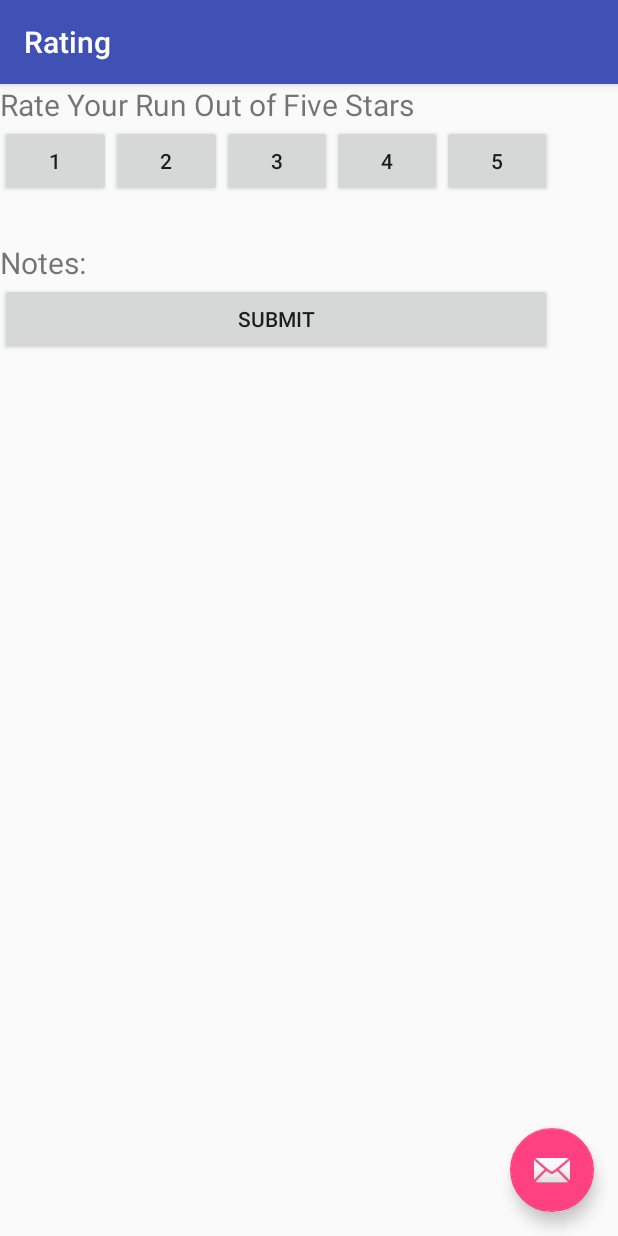
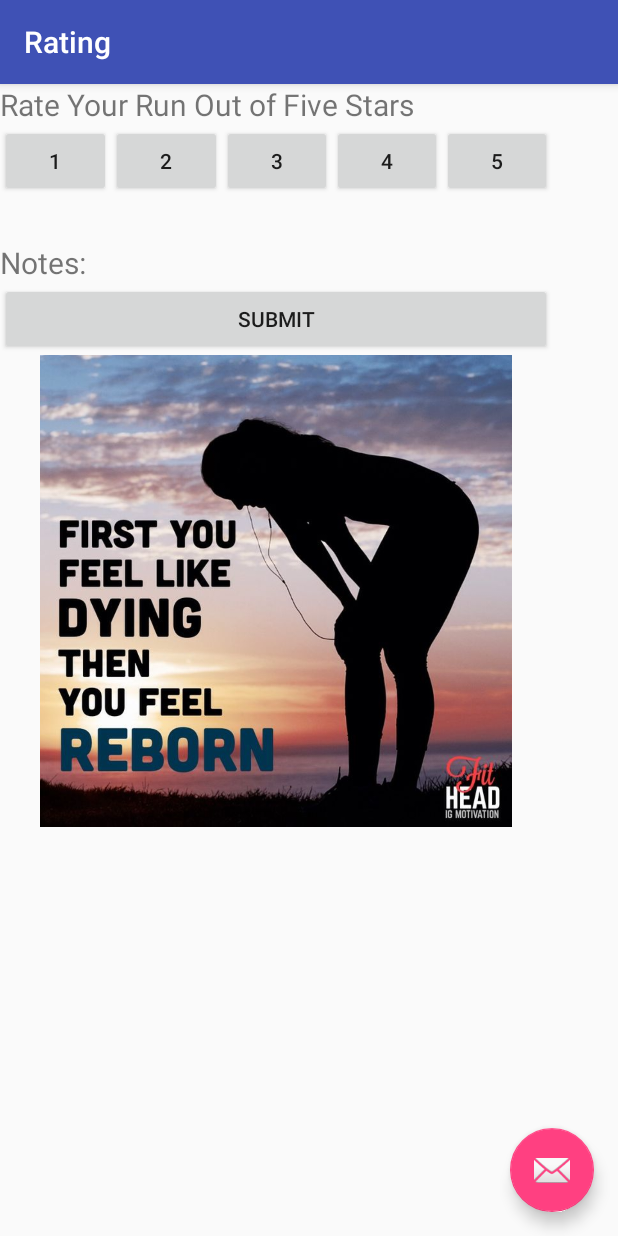
Before and after one commit to tatumks2/running_app, an Android app: the Rating screen opened directly, with no data from a screen before it, on a phone screen of 412 x 824 dp. Run offline under Robolectric (Android 15) with nearby library versions, the phone set to English and light mode, and no system bars.

```diff
--- a/app/src/main/res/layout/content_rating.xml
+++ b/app/src/main/res/layout/content_rating.xml
@@ -81,6 +81,12 @@
             android:layout_height="wrap_content"
             android:onClick="changeActivity"
             android:text="Submit" />
+
+        <ImageView
+            android:id="@+id/imageView2"
+            android:layout_width="match_parent"
+            android:layout_height="wrap_content"
+            app:srcCompat="@drawable/reborn" />
     </LinearLayout>
 
 </RelativeLayout>
--- a/app/src/main/res/layout/content_results.xml
+++ b/app/src/main/res/layout/content_results.xml
@@ -49,5 +49,11 @@
             android:layout_height="wrap_content"
             android:onClick="changeActivity"
             android:text="Home" />
+
+        <ImageView
+            android:id="@+id/imageView"
+            android:layout_width="match_parent"
+            android:layout_height="wrap_content"
+            app:srcCompat="@drawable/life" />
     </LinearLayout>
 </RelativeLayout>
```
Also changed, not shown: app/src/main/res/drawable/reborn.jpg (added).
